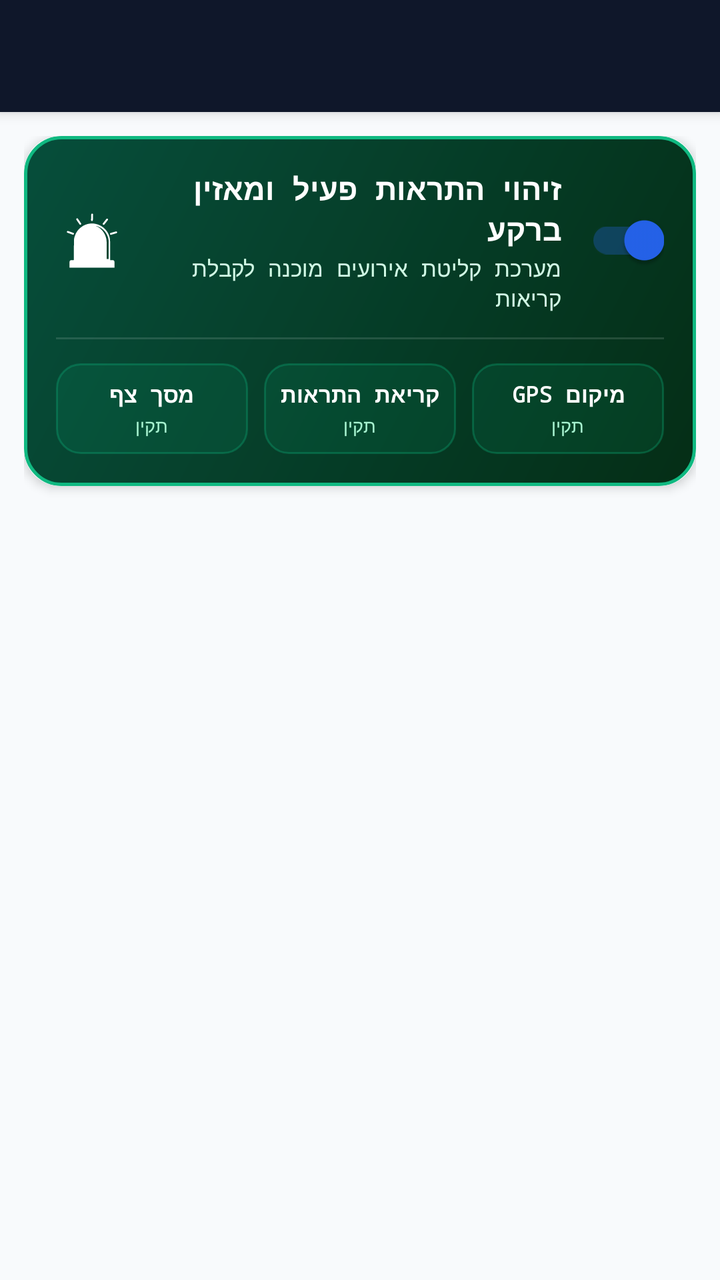
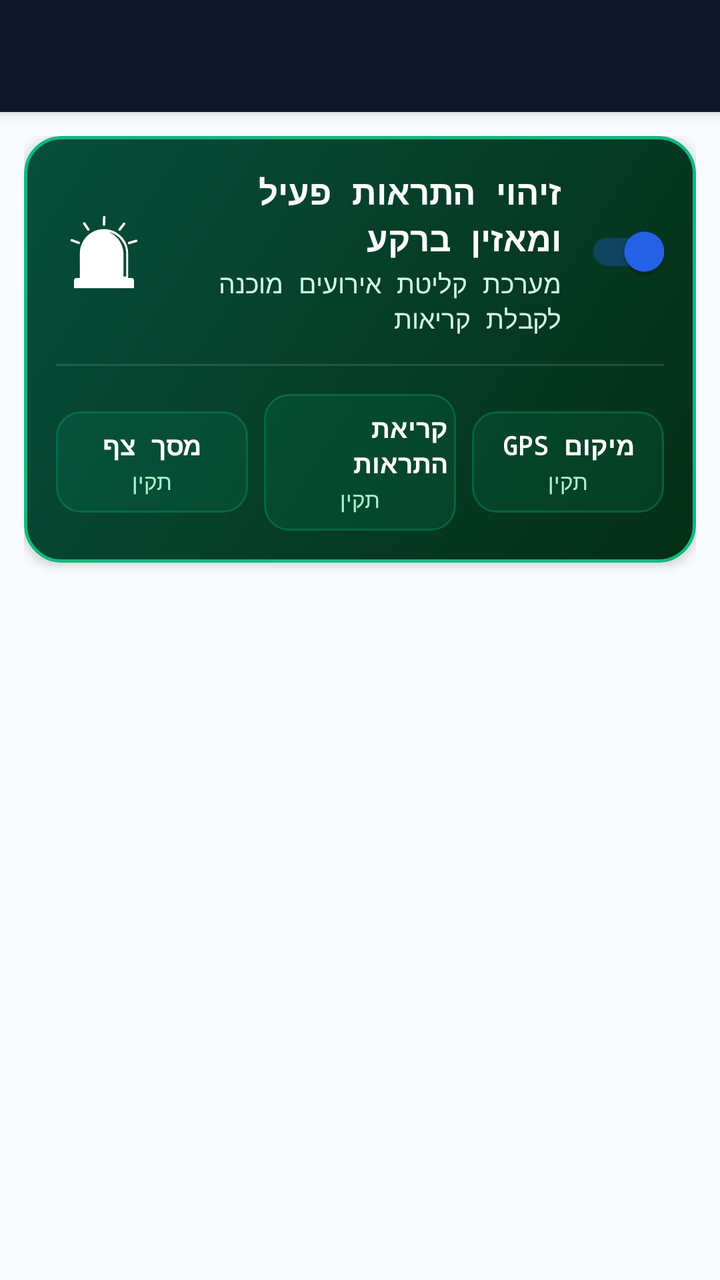

The first picture is an Android layout as it rendered before a commit; the second is the same layout after the commit. The layout source and the unified diff follow.
<!-- AndroidManifest.xml: application theme AppTheme -->
<!-- res/layout/activity_home_page.xml -->
<?xml version="1.0" encoding="utf-8"?>
<androidx.coordinatorlayout.widget.CoordinatorLayout xmlns:android="http://schemas.android.com/apk/res/android"
    xmlns:app="http://schemas.android.com/apk/res-auto"
    android:layout_width="match_parent"
    android:layout_height="match_parent"
    android:background="@color/colorBackground"
    android:fitsSystemWindows="true">

    <com.google.android.material.appbar.AppBarLayout
        android:id="@+id/appbar"
        android:layout_width="match_parent"
        android:layout_height="wrap_content"
        android:fitsSystemWindows="true"
        android:theme="@style/AppTheme.AppBarOverlay">

        <androidx.appcompat.widget.Toolbar
            android:id="@+id/toolbar"
            android:layout_width="match_parent"
            android:layout_height="?attr/actionBarSize"
            android:background="@color/ColorPrimary"
            app:popupTheme="@style/AppTheme.PopupOverlay" />
    </com.google.android.material.appbar.AppBarLayout>

    <androidx.core.widget.NestedScrollView
        android:layout_width="match_parent"
        android:layout_height="match_parent"
        android:fillViewport="true"
        app:layout_behavior="@string/appbar_scrolling_view_behavior">

        <LinearLayout
            android:layout_width="match_parent"
            android:layout_height="wrap_content"
            android:orientation="vertical"
            android:padding="12dp">

            
            <androidx.cardview.widget.CardView
                android:id="@+id/cardStatusHero"
                android:layout_width="match_parent"
                android:layout_height="wrap_content"
                android:layout_marginBottom="12dp"
                app:cardCornerRadius="18dp"
                app:cardElevation="3dp"
                app:cardUseCompatPadding="false">

                <LinearLayout
                    android:id="@+id/layoutHeroContent"
                    android:layout_width="match_parent"
                    android:layout_height="wrap_content"
                    android:background="@drawable/bg_hero_status_on"
                    android:orientation="vertical"
                    android:padding="16dp">

                    <LinearLayout
                        android:layout_width="match_parent"
                        android:layout_height="wrap_content"
                        android:gravity="center_vertical"
                        android:orientation="horizontal">

                        <ImageView
                            android:id="@+id/ivHeroStatusIcon"
                            android:layout_width="36dp"
                            android:layout_height="36dp"
                            android:src="@drawable/ic_detect_on"
                            android:contentDescription="@null" />

                        <LinearLayout
                            android:layout_width="0dp"
                            android:layout_height="wrap_content"
                            android:layout_marginStart="12dp"
                            android:layout_marginEnd="12dp"
                            android:layout_weight="1"
                            android:orientation="vertical">

                            <TextView
                                android:id="@+id/tvHeroStatusTitle"
                                android:layout_width="wrap_content"
                                android:layout_height="wrap_content"
                                android:text="@string/home_status_active"
                                android:textColor="@color/White"
                                android:textSize="15sp"
                                android:textStyle="bold" />

                            <TextView
                                android:id="@+id/tvHeroStatusSubtitle"
                                android:layout_width="wrap_content"
                                android:layout_height="wrap_content"
                                android:layout_marginTop="2dp"
                                android:text="@string/home_status_ready"
                                android:textColor="#D1FAE5"
                                android:textSize="11sp" />
                        </LinearLayout>

                        <androidx.appcompat.widget.SwitchCompat
                            android:id="@+id/switchDetection"
                            android:layout_width="wrap_content"
                            android:layout_height="wrap_content"
                            android:checked="true" />
                    </LinearLayout>

                    <View
                        android:layout_width="match_parent"
                        android:layout_height="1dp"
                        android:layout_marginTop="12dp"
                        android:layout_marginBottom="12dp"
                        android:background="#20FFFFFF" />

                    
                    <LinearLayout
                        android:layout_width="match_parent"
                        android:layout_height="wrap_content"
                        android:gravity="center"
                        android:orientation="horizontal">

                        
                        <LinearLayout
                            android:id="@+id/pillOverlay"
                            android:layout_width="0dp"
                            android:layout_height="wrap_content"
                            android:layout_marginEnd="4dp"
                            android:layout_weight="1"
                            android:background="@drawable/bg_pill_permission_ok"
                            android:clickable="true"
                            android:focusable="true"
                            android:foreground="?attr/selectableItemBackground"
                            android:gravity="center"
                            android:orientation="vertical"
                            android:paddingStart="4dp"
                            android:paddingTop="8dp"
                            android:paddingEnd="4dp"
                            android:paddingBottom="8dp">

                            <TextView
                                android:id="@+id/tvPillOverlayTitle"
                                android:layout_width="wrap_content"
                                android:layout_height="wrap_content"
                                android:text="@string/home_perm_overlay"
                                android:textColor="@color/White"
                                android:textSize="11sp"
                                android:textStyle="bold" />

                            <TextView
                                android:id="@+id/tvPillOverlayStatus"
                                android:layout_width="wrap_content"
                                android:layout_height="wrap_content"
                                android:layout_marginTop="2dp"
                                android:text="@string/home_perm_ok"
                                android:textColor="#A7F3D0"
                                android:textSize="9sp" />
                        </LinearLayout>

                        
                        <LinearLayout
                            android:id="@+id/pillNotif"
                            android:layout_width="0dp"
                            android:layout_height="wrap_content"
                            android:layout_marginStart="4dp"
                            android:layout_marginEnd="4dp"
                            android:layout_weight="1"
                            android:background="@drawable/bg_pill_permission_ok"
                            android:clickable="true"
                            android:focusable="true"
                            android:foreground="?attr/selectableItemBackground"
                            android:gravity="center"
                            android:orientation="vertical"
                            android:paddingStart="4dp"
                            android:paddingTop="8dp"
                            android:paddingEnd="4dp"
                            android:paddingBottom="8dp">

                            <TextView
                                android:id="@+id/tvPillNotifTitle"
                                android:layout_width="wrap_content"
                                android:layout_height="wrap_content"
                                android:text="@string/home_perm_notif"
                                android:textColor="@color/White"
                                android:textSize="11sp"
                                android:textStyle="bold" />

                            <TextView
                                android:id="@+id/tvPillNotifStatus"
                                android:layout_width="wrap_content"
                                android:layout_height="wrap_content"
                                android:layout_marginTop="2dp"
                                android:text="@string/home_perm_ok"
                                android:textColor="#A7F3D0"
                                android:textSize="9sp" />
                        </LinearLayout>

                        
                        <LinearLayout
                            android:id="@+id/pillLocation"
                            android:layout_width="0dp"
                            android:layout_height="wrap_content"
                            android:layout_marginStart="4dp"
                            android:layout_weight="1"
                            android:background="@drawable/bg_pill_permission_ok"
                            android:clickable="true"
                            android:focusable="true"
                            android:foreground="?attr/selectableItemBackground"
                            android:gravity="center"
                            android:orientation="vertical"
                            android:paddingStart="4dp"
                            android:paddingTop="8dp"
                            android:paddingEnd="4dp"
                            android:paddingBottom="8dp">

                            <TextView
                                android:id="@+id/tvPillLocationTitle"
                                android:layout_width="wrap_content"
                                android:layout_height="wrap_content"
                                android:text="@string/home_perm_location"
                                android:textColor="@color/White"
                                android:textSize="11sp"
                                android:textStyle="bold" />

                            <TextView
                                android:id="@+id/tvPillLocationStatus"
                                android:layout_width="wrap_content"
                                android:layout_height="wrap_content"
                                android:layout_marginTop="2dp"
                                android:text="@string/home_perm_ok"
                                android:textColor="#A7F3D0"
                                android:textSize="9sp" />
                        </LinearLayout>
                    </LinearLayout>
                </LinearLayout>
            </androidx.cardview.widget.CardView>

            
            <androidx.recyclerview.widget.RecyclerView
                android:id="@+id/rv"
                android:layout_width="match_parent"
                android:layout_height="wrap_content"
                android:nestedScrollingEnabled="false" />
        </LinearLayout>
    </androidx.core.widget.NestedScrollView>
</androidx.coordinatorlayout.widget.CoordinatorLayout>
<!-- resources referenced by this layout -->
<resources>
  <color name="ColorPrimary">#0F172A</color>
  <color name="White">#FFFFFF</color>
  <color name="colorBackground">#F8FAFC</color>
  <!-- drawable bg_hero_status_on (drawable) -->
  <?xml version="1.0" encoding="utf-8"?>
  <shape xmlns:android="http://schemas.android.com/apk/res/android"
      android:shape="rectangle">
      <gradient
          android:startColor="#052e16"
          android:endColor="#064e3b"
          android:angle="135" />
      <corners android:radius="18dp" />
      <stroke
          android:width="1.5dp"
          android:color="#10B981" />
  </shape>
  <!-- drawable bg_pill_permission_ok (drawable) -->
  <?xml version="1.0" encoding="utf-8"?>
  <shape xmlns:android="http://schemas.android.com/apk/res/android"
      android:shape="rectangle">
      <solid android:color="#1A10B981" />
      <corners android:radius="12dp" />
      <stroke
          android:width="1dp"
          android:color="#4D10B981" />
  </shape>
  <!-- drawable ic_detect_on: vector/xml drawable (drawable, 2837 chars, omitted) -->
  <string name="appbar_scrolling_view_behavior">com.google.android.material.appbar.AppBarLayout$ScrollingViewBehavior</string>
  <string name="home_perm_location">מיקום GPS</string>
  <string name="home_perm_notif">קריאת התראות</string>
  <string name="home_perm_ok">תקין</string>
  <string name="home_perm_overlay">מסך צף</string>
  <string name="home_status_active">זיהוי התראות פעיל ומאזין ברקע</string>
  <string name="home_status_ready">מערכת קליטת אירועים מוכנה לקבלת קריאות</string>
  <style name="AppTheme.AppBarOverlay" parent="ThemeOverlay.AppCompat.Dark.ActionBar" />
  <style name="AppTheme.PopupOverlay" parent="ThemeOverlay.AppCompat.Light" />
  <style name="AppTheme" parent="Theme.AppCompat.Light.NoActionBar">
          <item name="android:textColorSecondary">@color/ColorRedDark</item>
          <item name="android:textColorHintInverse">@color/ColorBlue</item>
          <item name="android:buttonStyle">@style/FButton</item>
          <item name="android:windowBackground">@drawable/ic_bgg</item>
          <item name="android:typeface">monospace</item>
          <item name="android:textColor">@color/Black</item>
          <item name="android:textColorHint">@color/ColorAqua</item>
          <item name="android:itemBackground">@color/materialGrey300</item>
          <item name="android:actionMenuTextColor">@color/Black</item>
          <item name="actionBarTheme">@style/ThemeOverlay.AppCompat.Dark.ActionBar</item>
          <item name="buttonStyle">@style/FButton</item>
          <item name="colorAccent">@color/materialGrey300</item>
          <item name="colorControlActivated">@color/ColorAqua</item>
          <item name="colorControlHighlight">@android:color/transparent</item>
          <item name="colorControlNormal">@color/ColorBlue</item>
          <item name="colorPrimary">@color/ColorPrimary</item>
          <item name="colorPrimaryDark">@color/ColorPrimaryDark</item>
          <item name="windowActionBar">false</item>
          <item name="windowNoTitle">true</item>
      </style>
  <color name="ColorRedDark">#991B1B</color>
  <color name="ColorBlue">#981E293B</color>
  <style name="FButton" parent="Widget.AppCompat.Button">
          <item name="android:textColor">@color/White</item>
      </style>
  <!-- drawable ic_bgg: png bitmap (drawable, 25104 bytes) -->
  <color name="Black">#000000</color>
  <color name="ColorAqua">#2563EB</color>
  <color name="materialGrey300">#ffe0e0e0</color>
  <color name="ColorPrimaryDark">#020617</color>
</resources>

<!-- the commit's change to res/layout/activity_home_page.xml (unified diff, before → after) -->
@@ -59,8 +59,8 @@
 
                         <ImageView
                             android:id="@+id/ivHeroStatusIcon"
-                            android:layout_width="36dp"
-                            android:layout_height="36dp"
+                            android:layout_width="48dp"
+                            android:layout_height="48dp"
                             android:src="@drawable/ic_detect_on"
                             android:contentDescription="@null" />
 
@@ -78,7 +78,7 @@
                                 android:layout_height="wrap_content"
                                 android:text="@string/home_status_active"
                                 android:textColor="@color/White"
-                                android:textSize="15sp"
+                                android:textSize="17sp"
                                 android:textStyle="bold" />
 
                             <TextView
@@ -88,7 +88,7 @@
                                 android:layout_marginTop="2dp"
                                 android:text="@string/home_status_ready"
                                 android:textColor="#D1FAE5"
-                                android:textSize="11sp" />
+                                android:textSize="13sp" />
                         </LinearLayout>
 
                         <androidx.appcompat.widget.SwitchCompat
@@ -101,8 +101,8 @@
                     <View
                         android:layout_width="match_parent"
                         android:layout_height="1dp"
-                        android:layout_marginTop="12dp"
-                        android:layout_marginBottom="12dp"
+                        android:layout_marginTop="14dp"
+                        android:layout_marginBottom="14dp"
                         android:background="#20FFFFFF" />
 
                     
@@ -136,7 +136,7 @@
                                 android:layout_height="wrap_content"
                                 android:text="@string/home_perm_overlay"
                                 android:textColor="@color/White"
-                                android:textSize="11sp"
+                                android:textSize="13sp"
                                 android:textStyle="bold" />
 
                             <TextView
@@ -146,7 +146,7 @@
                                 android:layout_marginTop="2dp"
                                 android:text="@string/home_perm_ok"
                                 android:textColor="#A7F3D0"
-                                android:textSize="9sp" />
+                                android:textSize="11sp" />
                         </LinearLayout>
 
                         
@@ -174,7 +174,7 @@
                                 android:layout_height="wrap_content"
                                 android:text="@string/home_perm_notif"
                                 android:textColor="@color/White"
-                                android:textSize="11sp"
+                                android:textSize="13sp"
                                 android:textStyle="bold" />
 
                             <TextView
@@ -184,7 +184,7 @@
                                 android:layout_marginTop="2dp"
                                 android:text="@string/home_perm_ok"
                                 android:textColor="#A7F3D0"
-                                android:textSize="9sp" />
+                                android:textSize="11sp" />
                         </LinearLayout>
 
                         
@@ -211,7 +211,7 @@
                                 android:layout_height="wrap_content"
                                 android:text="@string/home_perm_location"
                                 android:textColor="@color/White"
-                                android:textSize="11sp"
+                                android:textSize="13sp"
                                 android:textStyle="bold" />
 
                             <TextView
@@ -221,7 +221,7 @@
                                 android:layout_marginTop="2dp"
                                 android:text="@string/home_perm_ok"
                                 android:textColor="#A7F3D0"
-                                android:textSize="9sp" />
+                                android:textSize="11sp" />
                         </LinearLayout>
                     </LinearLayout>
                 </LinearLayout>
